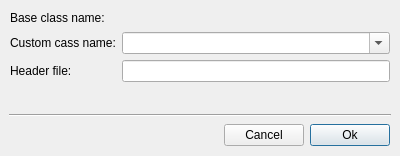
Old version of the form tools/designer/src/shared/promotetocustomwidgetdialog.ui in the repository arnt/qt-history2.
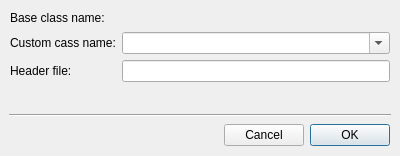
New version of the form.

Commit message:
s/Ok/OK/g
[git-p4: depot-paths = "//depot/qt/main/": change = 167904]

```diff
--- a/tools/designer/src/shared/promotetocustomwidgetdialog.ui
+++ b/tools/designer/src/shared/promotetocustomwidgetdialog.ui
@@ -322,7 +322,7 @@
         </rect>
        </property>
        <property name="text" >
-        <string>Ok</string>
+        <string>OK</string>
        </property>
        <property name="default" >
         <bool>true</bool>
```
The commit also changes 1 other file.
